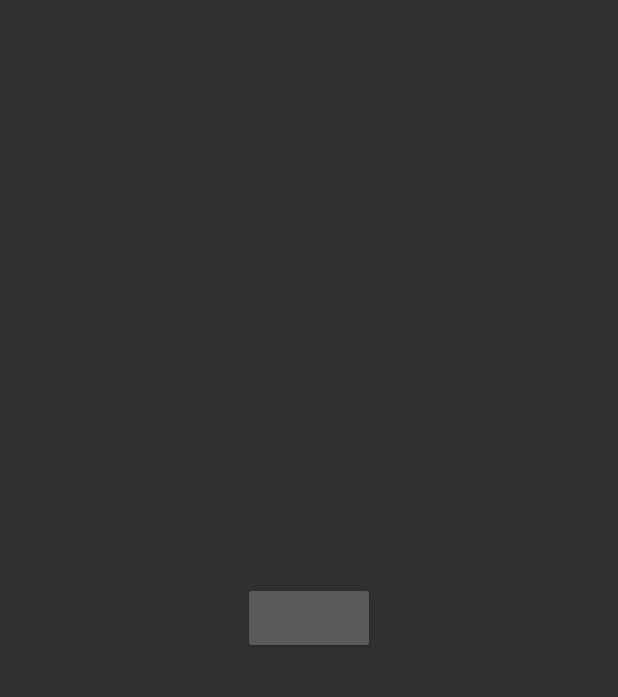
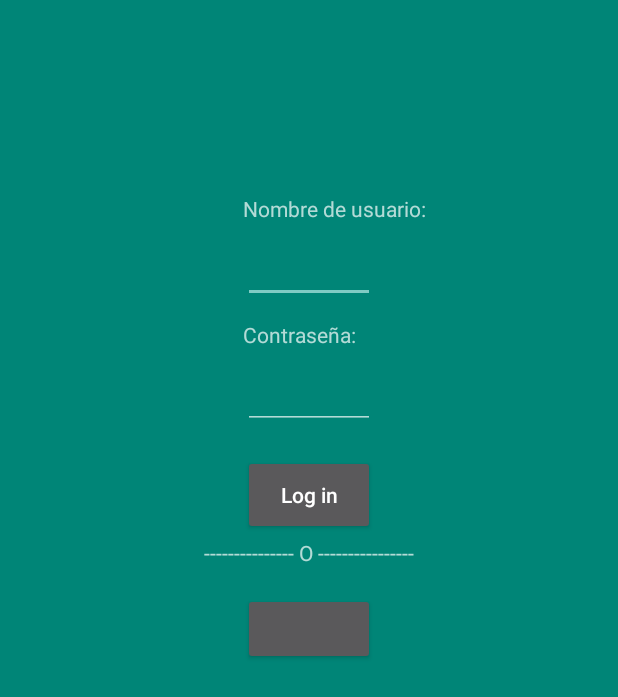
Before and after one commit to raulgomezn/UX, an Android app: the layout login.xml on its own in the app's theme, with its tools: preview values and no code run, on a phone screen of 412 x 824 dp. Shown: the top 697 px of the screen. Run offline under Robolectric (Android 15) with nearby library versions, the phone set to English and light mode, and no system bars; plain views replace LoginButton.

Commit message:
Avance mas significativo

```diff
--- a/app/src/main/AndroidManifest.xml
+++ b/app/src/main/AndroidManifest.xml
@@ -17,6 +17,11 @@
         <activity
             android:name="com.vericarte.presupuesto.actividades.LoginActivity"
             android:label="@string/app_name" >
+        </activity>
+
+        <activity
+            android:name="com.vericarte.presupuesto.actividades.SplashScreen"
+            android:label="@string/app_name" >
             <intent-filter>
                 <action android:name="android.intent.action.MAIN" />
 
--- a/app/src/main/java/com/vericarte/presupuesto/actividades/Button.java
+++ b/app/src/main/java/com/vericarte/presupuesto/actividades/ButtonPersonal.java
@@ -16,7 +16,7 @@ import android.view.MotionEvent;
 import android.widget.RelativeLayout;
 import android.widget.TextView;
 
-public abstract class Button extends RelativeLayout {
+public abstract class ButtonPersonal extends RelativeLayout {
 
     final static String MATERIAL_DESIGNXML = "http://schemas.android.com/apk/res-auto";
     final static String ANDROIDXML = "http://schemas.android.com/apk/res/android";
@@ -35,7 +35,7 @@ public abstract class Button extends RelativeLayout {
     float x = -1, y = -1;
     float radius = -1;
 
-    public Button(Context context, AttributeSet attrs) {
+    public ButtonPersonal(Context context, AttributeSet attrs) {
         super(context, attrs);
         setDefaultProperties();
     }
@@ -81,6 +81,8 @@ public abstract class Button extends RelativeLayout {
                 y = -1;
             }
         }
+
+        //Aqui crear la vista de se muestra del formulario
         return true;
     }
 
--- a/app/src/main/java/com/vericarte/presupuesto/actividades/FloatingActionButton.java
+++ b/app/src/main/java/com/vericarte/presupuesto/actividades/FloatingActionButton.java
@@ -17,7 +17,7 @@ import android.widget.RelativeLayout;
 import android.widget.TextView;
 
 
-public class FloatingActionButton extends Button {
+public class FloatingActionButton extends ButtonPersonal {
 
     int sizeIcon = 24;
     int sizeRadius = 28;
--- a/app/src/main/res/layout/login.xml
+++ b/app/src/main/res/layout/login.xml
@@ -1,23 +1,84 @@
 <?xml version="1.0" encoding="utf-8"?>
 <RelativeLayout xmlns:android="http://schemas.android.com/apk/res/android"
-    android:layout_width="match_parent" android:layout_height="match_parent"
+    xmlns:tools="http://schemas.android.com/tools"
+    android:layout_width="match_parent"
+    android:layout_height="match_parent"
     android:padding="16dp"
-    >
+    android:background="@color/colorPrimary">
 
     <TextView
+        android:text="Nombre de usuario:"
         android:layout_width="wrap_content"
         android:layout_height="wrap_content"
-        android:id="@+id/info"
-        android:layout_alignParentLeft="true"
-        android:layout_alignParentTop="true"
-        android:textSize="18sp"
-        />
+        android:layout_alignLeft="@+id/buttonLogin"
+        android:layout_alignStart="@+id/buttonLogin"
+        android:layout_marginTop="113dp"
+        android:id="@+id/textView4" />
+
+    <TextView
+        android:text="Contraseña:"
+        android:layout_width="wrap_content"
+        android:layout_height="wrap_content"
+        android:layout_below="@+id/editTextEmail"
+        android:layout_alignLeft="@+id/textView4"
+        android:layout_alignStart="@+id/textView4"
+        android:layout_marginTop="11dp"
+        android:id="@+id/textView5" />
+
+    <EditText
+        android:layout_width="wrap_content"
+        android:layout_height="80px"
+        android:inputType="textPassword"
+        android:ems="10"
+        android:layout_below="@+id/textView5"
+        android:id="@+id/editTextContrasena"
+        android:layout_alignLeft="@+id/textView5"
+        android:layout_alignStart="@+id/textView5"
+        android:layout_alignRight="@+id/editTextEmail"
+        android:layout_alignEnd="@+id/editTextEmail" />
+
+    <Button
+        android:text="Log in"
+        android:layout_width="wrap_content"
+        android:id="@+id/buttonLogin"
+        android:layout_height="80px"
+        android:textAllCaps="false"
+        android:layout_below="@+id/editTextContrasena"
+        android:layout_marginTop="17dp"
+        android:layout_alignRight="@+id/login_button"
+        android:layout_alignEnd="@+id/login_button"
+        android:layout_alignLeft="@+id/login_button"
+        android:layout_alignStart="@+id/login_button" />
+
+    <TextView
+        android:text="--------------- O ----------------"
+        android:layout_width="wrap_content"
+        android:layout_height="wrap_content"
+        android:id="@+id/textViewOR"
+        android:layout_alignTop="@+id/buttonLogin"
+        android:layout_centerHorizontal="true"
+        android:layout_marginTop="55dp" />
+
+    <EditText
+        android:layout_width="wrap_content"
+        android:layout_height="80px"
+        android:inputType="textEmailAddress"
+        android:ems="10"
+        android:id="@+id/editTextEmail"
+        android:layout_below="@+id/textView4"
+        android:layout_alignLeft="@+id/textView4"
+        android:layout_alignStart="@+id/textView4"
+        android:layout_alignRight="@+id/login_button"
+        android:layout_alignEnd="@+id/login_button" >
+        <requestFocus />
+    </EditText>
 
     <com.facebook.login.widget.LoginButton
         android:id="@+id/login_button"
         android:layout_width="wrap_content"
         android:layout_height="wrap_content"
-        android:layout_centerInParent="true"
-        />
+        android:layout_below="@+id/textViewOR"
+        android:layout_centerHorizontal="true"
+        android:layout_marginTop="17dp" />
 
 </RelativeLayout>
--- a/app/src/main/res/values/strings.xml
+++ b/app/src/main/res/values/strings.xml
@@ -1,7 +1,7 @@
 <?xml version="1.0" encoding="utf-8"?>
 <resources>
-    <string name="facebook_app_id"></string>
-    <string name="app_name">Presupuestate</string>
+    <string name="facebook_app_id">1093232680797523</string>
+    <string name="app_name">Doctor Money</string>
     <string name="drawer_open">drawer_open</string>
     <string name="drawer_close">drawer_close</string>
 </resources>
```
Also changed, not shown: app/src/main/java/com/vericarte/presupuesto/actividades/LoginActivity.java (+46 -9 lines), app/src/main/java/com/vericarte/presupuesto/actividades/SampleActivity.java (+21 -19 lines), app/src/main/java/com/vericarte/presupuesto/actividades/SplashScreen.java (added, +62 -0 lines), app/src/main/res/layout/splash.xml (added, +32 -0 lines), app/src/main/res/drawable-hdpi/ic_launcher.png, app/src/main/res/drawable-xhdpi/ic_launcher.png, app/src/main/res/drawable-xxhdpi/ic_launcher.png, app/src/main/res/drawable/web_hi_res_512.png (added), 1 other file.
